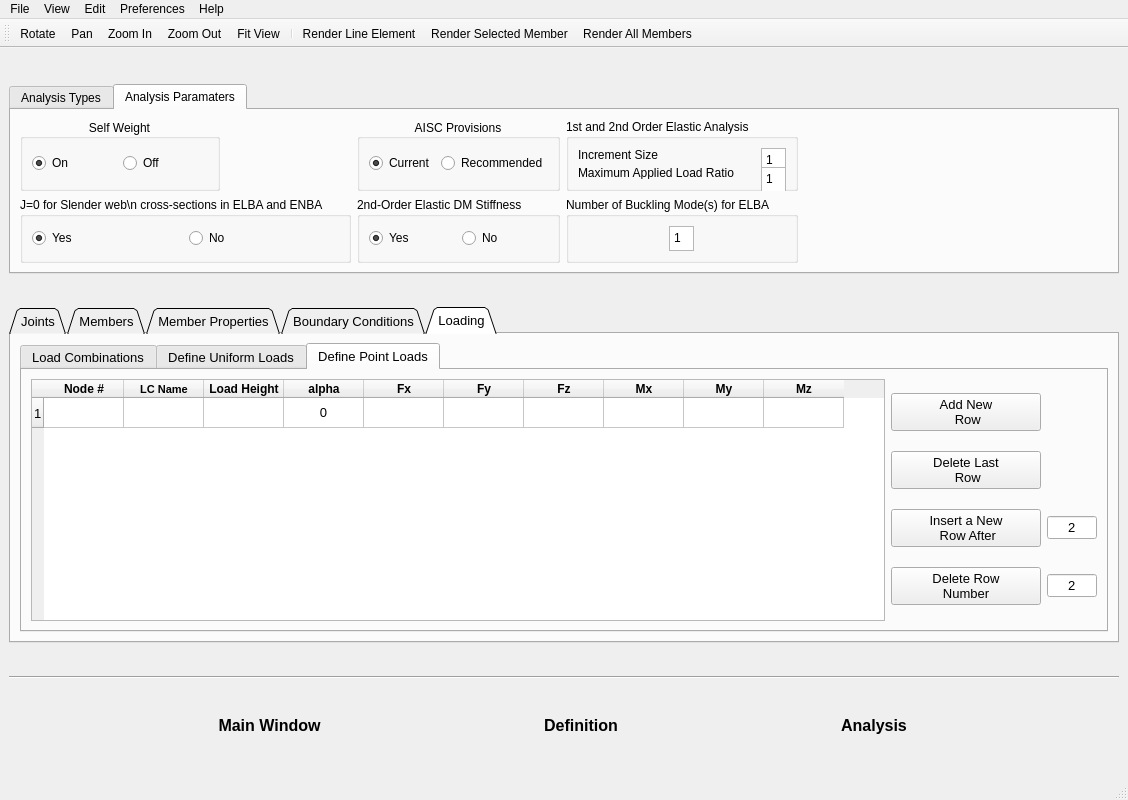
Qt form V2_dev/SABRE2-V3.ui (oguzhantogay/SABRE2_V2_local) before a commit.
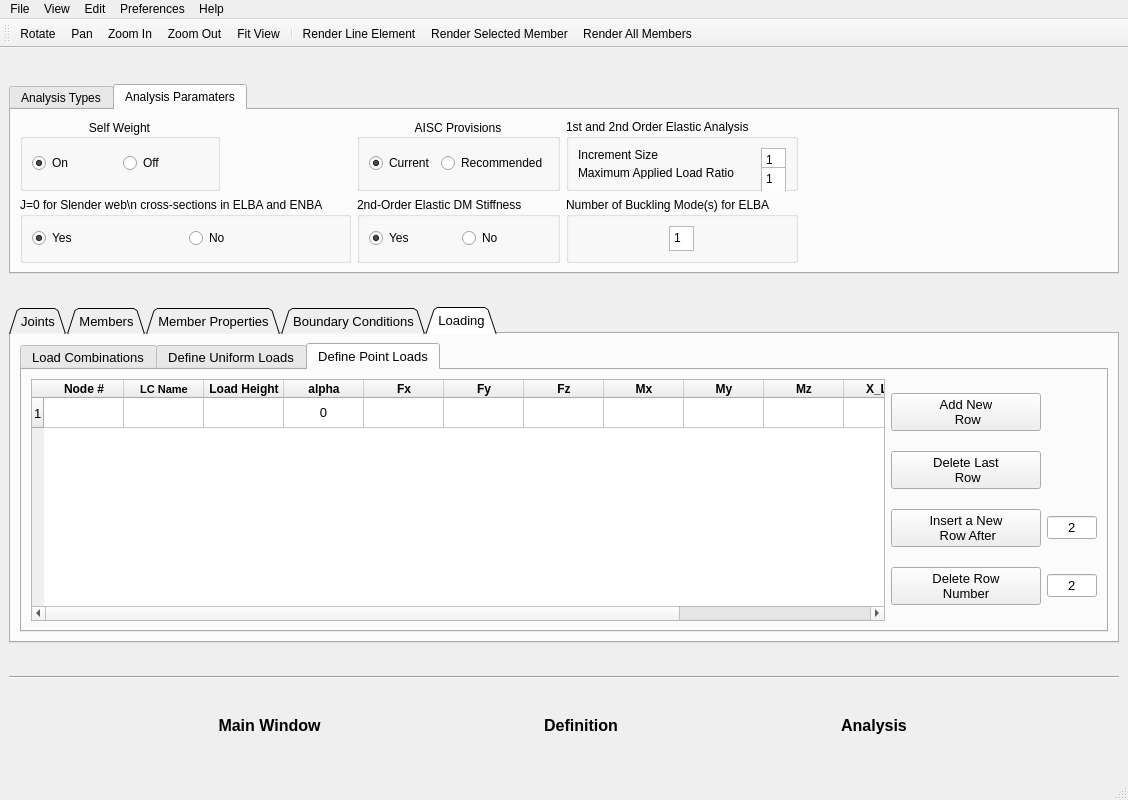
The same form after that commit. The open tabs and pages were chosen to show the change. Icons and pictures are not drawn.

```diff
--- a/V2_dev/SABRE2-V3.ui
+++ b/V2_dev/SABRE2-V3.ui
@@ -3490,6 +3490,39 @@
                 </font>
                </property>
               </column>
+              <column>
+               <property name="text">
+                <string>X_Loc</string>
+               </property>
+               <property name="font">
+                <font>
+                 <weight>75</weight>
+                 <bold>true</bold>
+                </font>
+               </property>
+              </column>
+              <column>
+               <property name="text">
+                <string>Y_Loc</string>
+               </property>
+               <property name="font">
+                <font>
+                 <weight>75</weight>
+                 <bold>true</bold>
+                </font>
+               </property>
+              </column>
+              <column>
+               <property name="text">
+                <string>Z_Loc</string>
+               </property>
+               <property name="font">
+                <font>
+                 <weight>75</weight>
+                 <bold>true</bold>
+                </font>
+               </property>
+              </column>
               <item row="0" column="2">
                <property name="text">
                 <string/>
```
Left out of the diff: 2 changed lines with no effect on the pictures.
